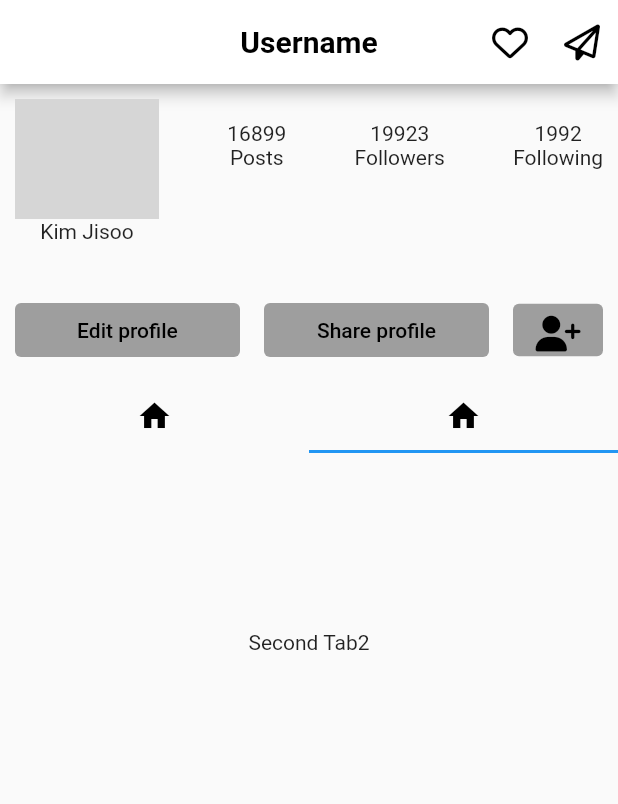
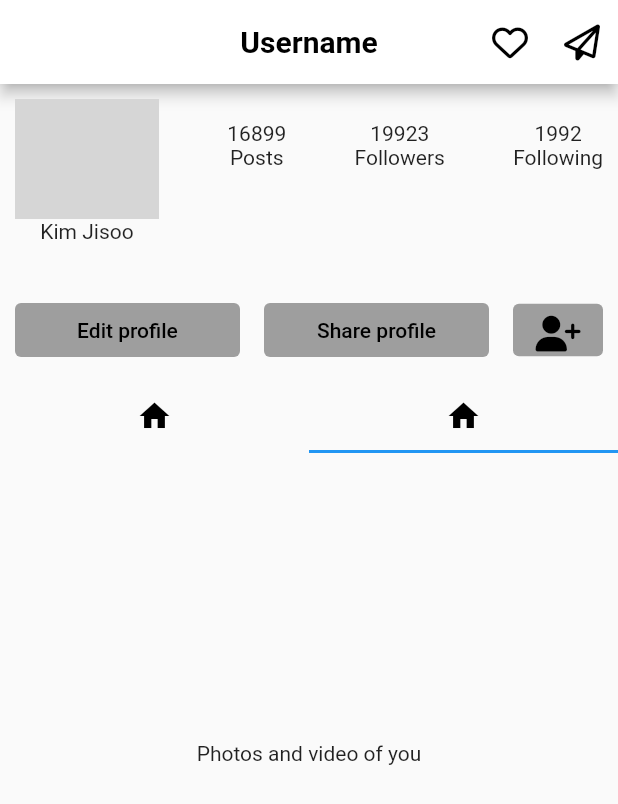
Before and after one commit to YEANSEYHA/instagram_clone, a Flutter app: the ProfilePage screen opened directly, tab 2 chosen, on a phone screen of 412 x 824 dp. Shown: the top 804 px of the screen. Run offline on Flutter 3.47's test engine with Material 2 defaults, Android fonts, the phone set to English and light mode, and no system bars; our stand-ins replace font_awesome_flutter; network calls fail; grey boxes are pictures that could not be loaded.

Commit message:
Added Single photo in instagram user

```diff
--- a/lib/instagram/pages/switch_tabs.dart
+++ b/lib/instagram/pages/switch_tabs.dart
@@ -8,7 +8,7 @@ class SwitchTabs extends StatelessWidget {
     return DefaultTabController(
       length: 2,
       child: Container(
-        height: 300,
+        height: 449,
         child: Column(
           children: [
             TabBar(tabs: [
@@ -25,10 +25,116 @@ class SwitchTabs extends StatelessWidget {
             Expanded(
               child: TabBarView(children: [
                 Container(
-                  child: Center(child: Text("First Tab1")),
+                  child: GridView.count(
+                    primary: false,
+                    padding: const EdgeInsets.all(20),
+                    crossAxisSpacing: 10,
+                    mainAxisSpacing: 10,
+                    crossAxisCount: 3,
+                    children: <Widget>[
+                      Container(
+                        color: Colors.teal[100],
+                        child: Image.network(
+                          "https://upload.wikimedia.org/wikipedia/commons/4/46/210928_Jisoo.jpg",
+                          fit: BoxFit.cover,
+                        ),
+                      ),
+                      Container(
+                        color: Colors.teal[100],
+                        child: Image.network(
+                          "https://static.independent.co.uk/2021/05/29/22/newFile.jpg",
+                          fit: BoxFit.cover,
+                        ),
+                      ),
+                      Container(
+                        color: Colors.teal[100],
+                        child: Image.network(
+                          "https://i.dailymail.co.uk/i/pix/2017/05/31/14/40A0058900000578-0-image-a-186_1496238102575.jpg",
+                          fit: BoxFit.cover,
+                        ),
+                      ),
+                      Container(
+                        color: Colors.teal[100],
+                        child: Image.network(
+                          "https://a.espncdn.com/photo/2021/0709/r878390_864x1296_2-3.jpg",
+                          fit: BoxFit.cover,
+                        ),
+                      ),
+                      Container(
+                        color: Colors.teal[100],
+                        child: Image.network(
+                          "https://ftw.usatoday.com/wp-content/uploads/sites/90/2022/07/fifa-18-cristiano-ronaldo.jpg",
+                          fit: BoxFit.cover,
+                        ),
+                      ),
+                      Container(
+                        color: Colors.teal[100],
+                        child: Image.network(
+                          "https://ftw.usatoday.com/wp-content/uploads/sites/90/2022/07/fifa-18-cristiano-ronaldo.jpg",
+                          fit: BoxFit.cover,
+                        ),
+                      ),
+                      Container(
+                        color: Colors.teal[100],
+                        child: Image.network(
+                          "https://i.dailymail.co.uk/i/pix/2017/05/31/14/40A0058900000578-0-image-a-186_1496238102575.jpg",
+                          fit: BoxFit.cover,
+                        ),
+                      ),
+                      Container(
+                        color: Colors.teal[100],
+                        child: Image.network(
+                          "https://a.espncdn.com/photo/2021/0709/r878390_864x1296_2-3.jpg",
+                          fit: BoxFit.cover,
+                        ),
+                      ),
+                      Container(
+                        color: Colors.teal[100],
+                        child: Image.network(
+                          "https://ftw.usatoday.com/wp-content/uploads/sites/90/2022/07/fifa-18-cristiano-ronaldo.jpg",
+                          fit: BoxFit.cover,
+                        ),
+                      ),
+                      Container(
+                        color: Colors.teal[100],
+                        child: Image.network(
+                          "https://ftw.usatoday.com/wp-content/uploads/sites/90/2022/07/fifa-18-cristiano-ronaldo.jpg",
+                          fit: BoxFit.cover,
+                        ),
+                      ),
+                      Container(
+                        color: Colors.teal[100],
+                        child: Image.network(
+                          "https://i.dailymail.co.uk/i/pix/2017/05/31/14/40A0058900000578-0-image-a-186_1496238102575.jpg",
+                          fit: BoxFit.cover,
+                        ),
+                      ),
+                      Container(
+                        color: Colors.teal[100],
+                        child: Image.network(
+                          "https://a.espncdn.com/photo/2021/0709/r878390_864x1296_2-3.jpg",
+                          fit: BoxFit.cover,
+                        ),
+                      ),
+                      Container(
+                        color: Colors.teal[100],
+                        child: Image.network(
+                          "https://ftw.usatoday.com/wp-content/uploads/sites/90/2022/07/fifa-18-cristiano-ronaldo.jpg",
+                          fit: BoxFit.cover,
+                        ),
+                      ),
+                      Container(
+                        color: Colors.teal[100],
+                        child: Image.network(
+                          "https://ftw.usatoday.com/wp-content/uploads/sites/90/2022/07/fifa-18-cristiano-ronaldo.jpg",
+                          fit: BoxFit.cover,
+                        ),
+                      ),
+                    ],
+                  ),
                 ),
                 Container(
-                  child: Center(child: Text("Second Tab2")),
+                  child: Center(child: Text("Photos and video of you")),
                 ),
               ]),
             )
```
